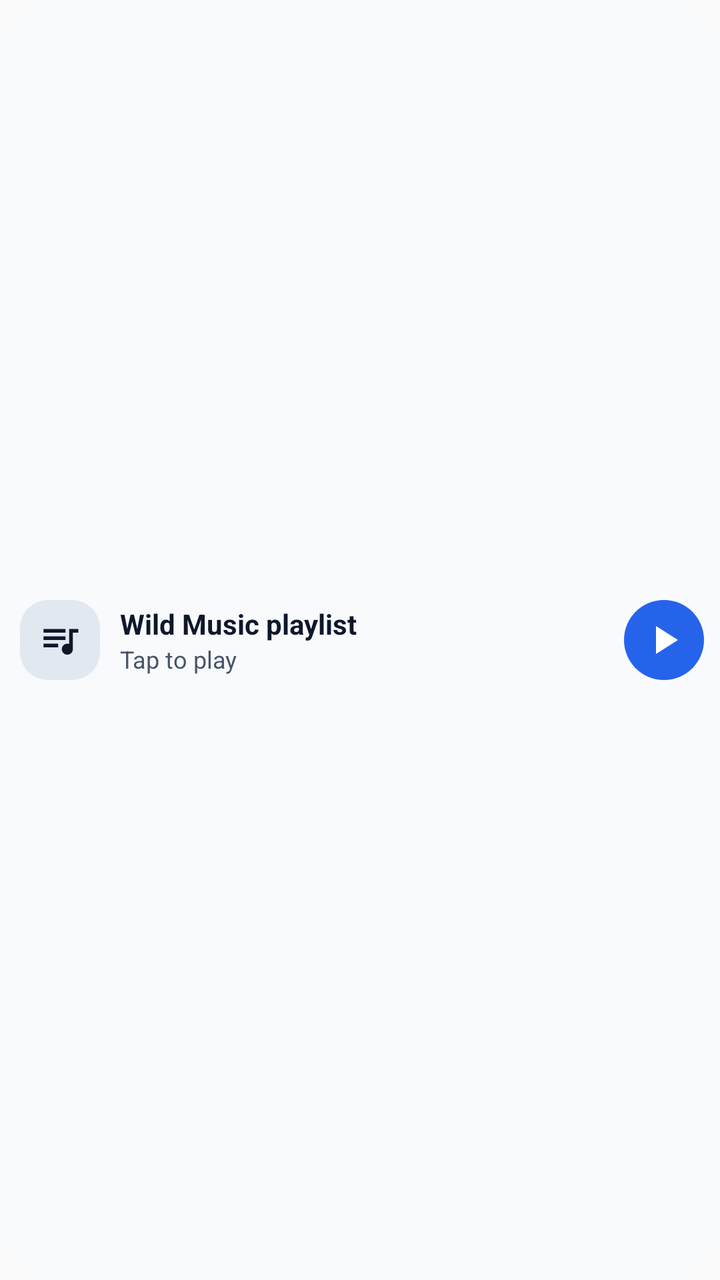
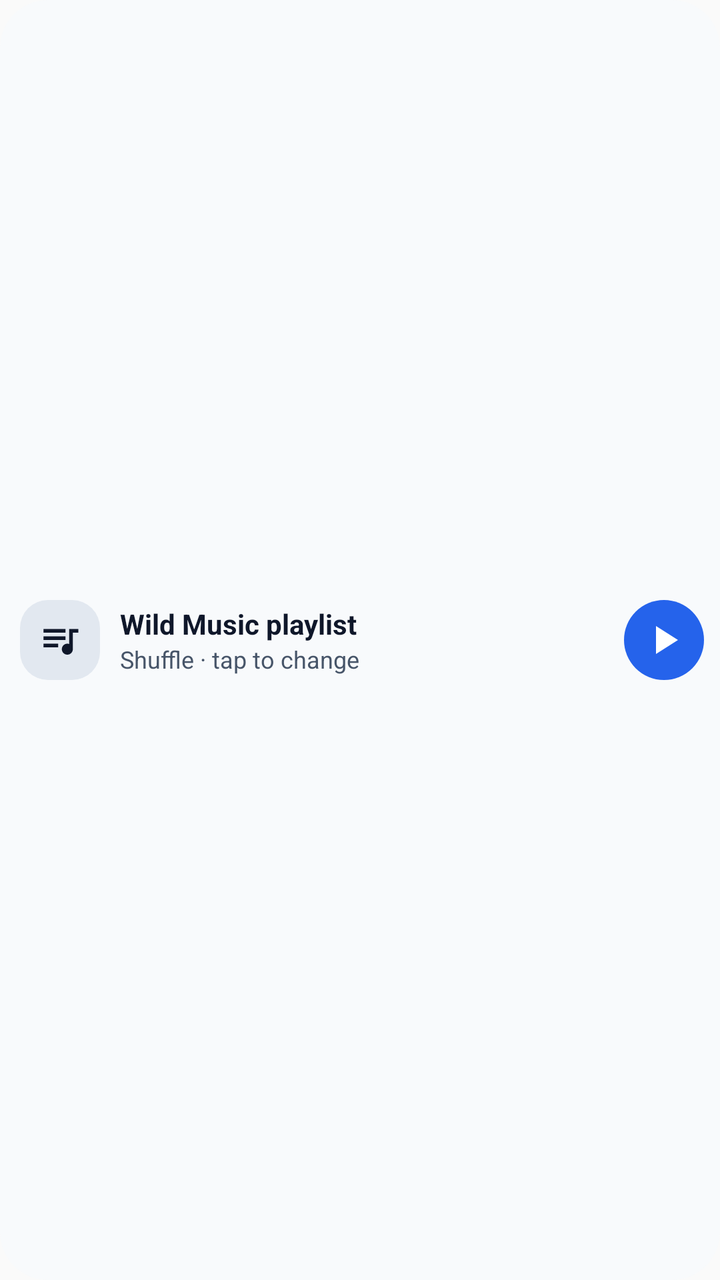

The first picture is an Android layout as it rendered before a commit; the second is the same layout after the commit. The layout source and the unified diff follow.
<!-- AndroidManifest.xml: application theme Theme.WildMusicPlayer -->
<!-- res/layout/widget_playlist.xml -->
<?xml version="1.0" encoding="utf-8"?>
<LinearLayout xmlns:android="http://schemas.android.com/apk/res/android"
    android:id="@+id/playlist_widget_root"
    android:layout_width="match_parent"
    android:layout_height="match_parent"
    android:background="@drawable/widget_background"
    android:gravity="center_vertical"
    android:orientation="horizontal"
    android:paddingStart="10dp"
    android:paddingEnd="8dp">

    <ImageView
        android:id="@+id/playlist_widget_icon"
        android:layout_width="40dp"
        android:layout_height="40dp"
        android:background="@drawable/widget_cover_background"
        android:importantForAccessibility="no"
        android:padding="9dp"
        android:src="@drawable/ic_widget_playlist" />

    <LinearLayout
        android:layout_width="0dp"
        android:layout_height="wrap_content"
        android:layout_weight="1"
        android:layout_marginStart="10dp"
        android:orientation="vertical">

        <TextView
            android:id="@+id/playlist_widget_title"
            android:layout_width="match_parent"
            android:layout_height="wrap_content"
            android:ellipsize="end"
            android:maxLines="1"
            android:text="@string/playlist_widget_name"
            android:textColor="@color/widget_title"
            android:textSize="14sp"
            android:textStyle="bold" />

        <TextView
            android:id="@+id/playlist_widget_subtitle"
            android:layout_width="match_parent"
            android:layout_height="wrap_content"
            android:ellipsize="end"
            android:maxLines="1"
            android:text="@string/playlist_widget_tap_to_play"
            android:textColor="@color/widget_subtitle"
            android:textSize="12sp" />
    </LinearLayout>

    <ImageView
        android:id="@+id/playlist_widget_play"
        android:layout_width="40dp"
        android:layout_height="40dp"
        android:background="@drawable/widget_play_background"
        android:contentDescription="@string/playlist_widget_tap_to_play"
        android:padding="8dp"
        android:src="@drawable/ic_widget_play" />
</LinearLayout>
<!-- resources referenced by this layout -->
<resources>
  <color name="widget_subtitle">#475569</color>
  <color name="widget_title">#0F172A</color>
  <!-- drawable ic_widget_play (drawable) -->
  <?xml version="1.0" encoding="utf-8"?>
  <vector xmlns:android="http://schemas.android.com/apk/res/android"
      android:width="24dp" android:height="24dp" android:viewportWidth="24" android:viewportHeight="24"
      android:tint="#FFFFFFFF">
      <path android:fillColor="#FFFFFFFF" android:pathData="M8,5v14l11,-7z" />
  </vector>
  <!-- drawable ic_widget_playlist (drawable) -->
  <?xml version="1.0" encoding="utf-8"?>
  <vector xmlns:android="http://schemas.android.com/apk/res/android"
      android:width="24dp" android:height="24dp" android:viewportWidth="24" android:viewportHeight="24"
      android:tint="@color/widget_icon">
      <path android:fillColor="#FFFFFFFF" android:pathData="M15,6H3v2h12V6zM15,10H3v2h12v-2zM3,16h8v-2H3v2zM17,6v8.18C16.69,14.07 16.35,14 16,14c-1.66,0 -3,1.34 -3,3s1.34,3 3,3 3,-1.34 3,-3V8h3V6h-5z" />
  </vector>
  <!-- drawable widget_background (drawable) -->
  <?xml version="1.0" encoding="utf-8"?>
  <shape xmlns:android="http://schemas.android.com/apk/res/android" android:shape="rectangle">
      <solid android:color="@color/widget_background" />
      <corners android:radius="24dp" />
  </shape>
  <!-- drawable widget_cover_background (drawable) -->
  <?xml version="1.0" encoding="utf-8"?>
  <shape xmlns:android="http://schemas.android.com/apk/res/android" android:shape="rectangle">
      <solid android:color="@color/widget_cover_placeholder" />
      <corners android:radius="14dp" />
  </shape>
  <!-- drawable widget_play_background (drawable) -->
  <?xml version="1.0" encoding="utf-8"?>
  <shape xmlns:android="http://schemas.android.com/apk/res/android" android:shape="oval">
      <solid android:color="#FF2563EB" />
  </shape>
  <string name="playlist_widget_name">Wild Music playlist</string>
  <string name="playlist_widget_tap_to_play">Tap to play</string>
  <style name="Theme.WildMusicPlayer" parent="android:Theme.Material.Light.NoActionBar">
          
          <item name="android:statusBarColor">@color/purple_700</item>
      </style>
  <color name="widget_icon">#0F172A</color>
  <color name="widget_background">#F2F8FAFC</color>
  <color name="widget_cover_placeholder">#E2E8F0</color>
  <color name="purple_700">#FF3700B3</color>
</resources>

<!-- the commit's change to res/layout/widget_playlist.xml (unified diff, before → after) -->
@@ -42,7 +42,7 @@
             android:layout_height="wrap_content"
             android:ellipsize="end"
             android:maxLines="1"
-            android:text="@string/playlist_widget_tap_to_play"
+            android:text="@string/playlist_widget_shuffle_change"
             android:textColor="@color/widget_subtitle"
             android:textSize="12sp" />
     </LinearLayout>
<!-- resource entries referenced after the edit -->
@@ -34,6 +34,7 @@
       <solid android:color="#FF2563EB" />
   </shape>
   <string name="playlist_widget_name">Wild Music playlist</string>
+  <string name="playlist_widget_shuffle_change">Shuffle · tap to change</string>
   <string name="playlist_widget_tap_to_play">Tap to play</string>
   <style name="Theme.WildMusicPlayer" parent="android:Theme.Material.Light.NoActionBar">
           
